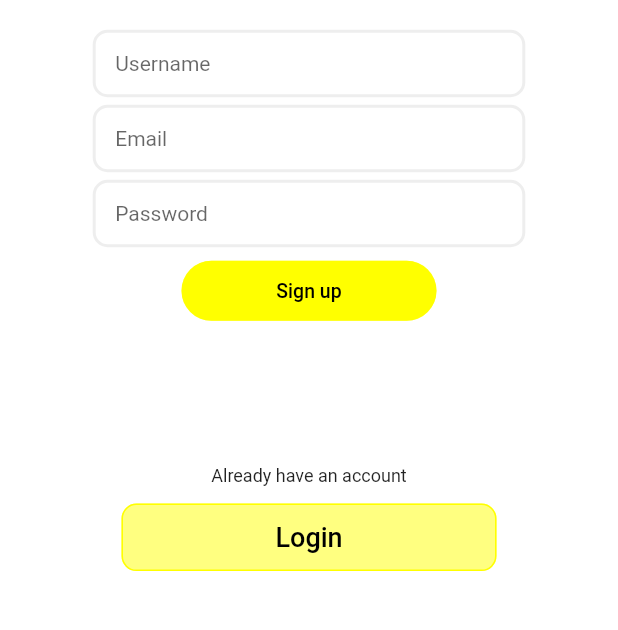
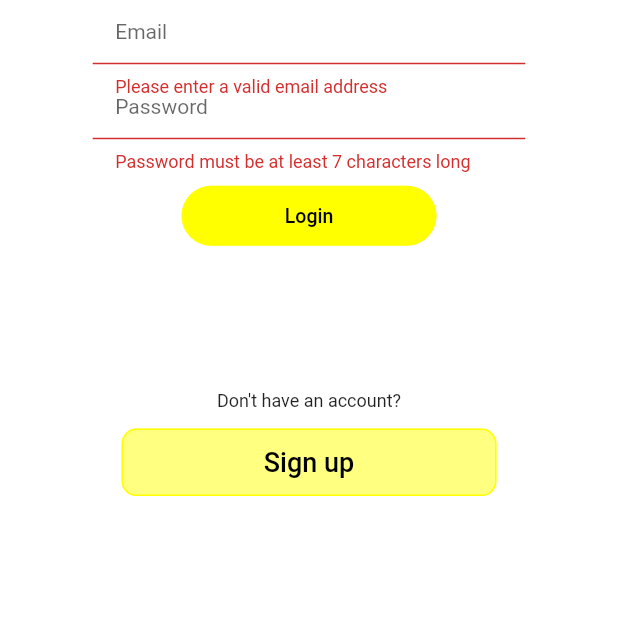
Before and after one commit to PrinceAFelix/Flutter-Chat-Application, a Flutter app: the screen it shows after launch, after a tap on "Login", on a phone screen of 412 x 824 dp, the part 522-1152 px from its top. Run offline on Flutter 3.47's test engine with Material 2 defaults, Android fonts, the phone set to English and light mode, and no system bars.

Commit message:
Finished Login Page - transition between Signup and Login is ok

```diff
--- a/lib/widgets/auth_form.dart
+++ b/lib/widgets/auth_form.dart
@@ -7,11 +7,10 @@ class AuthForm extends StatefulWidget {
 }
 
 class _AuthFormState extends State<AuthForm> {
-
+    var _isLogin = false;
 
   @override
   Widget build(BuildContext context) {
-
     final screenWidth = MediaQuery.of(context).size.width;
     final screenHeight = MediaQuery.of(context).size.height;
 
@@ -33,7 +32,12 @@ class _AuthFormState extends State<AuthForm> {
     }else if(screenHeight <= 926 && screenHeight >= 896 && screenWidth <= 428 && screenWidth >= 414){ //Max and Pro Max
       logoHW = 0.41;
       textfieldH = 60;
-      whiteSpace = 0.13;
+      if(!_isLogin){
+        whiteSpace = 0.19;
+      }else{
+        whiteSpace = 0.12;
+      }
+
       buttonH = 45.0;
       buttonW = 200.0;
     }
@@ -42,7 +46,6 @@ class _AuthFormState extends State<AuthForm> {
     final TextEditingController _userEmailController = TextEditingController();
     final TextEditingController _userPasswordController = TextEditingController();
     final TextEditingController _userNameController = TextEditingController();
-
 
 
     void _sbmtPress(){
@@ -88,11 +91,13 @@ class _AuthFormState extends State<AuthForm> {
                     child: Column(
                       mainAxisSize: MainAxisSize.min,
                       children: [
+                        if(_isLogin)
                         Container(
                           height: textfieldH,
                           child: Padding(
                             padding: const EdgeInsets.only(bottom: 5.0),
                             child: TextFormField(
+                              key: const ValueKey("username"),
                               validator: (value) {
                                 if(value!.isEmpty || value.length < 4) {
                                   return 'Please enter at least 4 characters';
@@ -121,6 +126,7 @@ class _AuthFormState extends State<AuthForm> {
                           child: Padding(
                             padding: const EdgeInsets.only(bottom: 5.0),
                             child: TextFormField(
+                              key: const ValueKey("email"),
                               validator: (value){
                                 if(value!.isEmpty|| !value.contains('@')){
                                   return 'Please enter a valid email address';
@@ -149,6 +155,7 @@ class _AuthFormState extends State<AuthForm> {
                           child: Padding(
                             padding: const EdgeInsets.only(bottom: 5.0),
                             child: TextFormField(
+                              key: const ValueKey("password"),
                               validator: (String? value) {
                                 if(value!.isEmpty || value.length < 7){
                                   return 'Password must be at least 7 characters long';
@@ -181,7 +188,7 @@ class _AuthFormState extends State<AuthForm> {
                               elevation: 0,
                               onPressed: _sbmtPress,
                               color: Color.fromRGBO(255, 255, 0, 100),
-                              child: Text("Sign up", style: TextStyle(color:  Colors.black, fontSize: 13),),
+                              child: Text(_isLogin ? "Sign up" : "Login", style: TextStyle(color:  Colors.black, fontSize: 13),),
                               shape: RoundedRectangleBorder(
                                 borderRadius: BorderRadius.circular(20),
                                 side: BorderSide(color: Color.fromRGBO(255, 255, 0, 0.5)),
@@ -190,7 +197,7 @@ class _AuthFormState extends State<AuthForm> {
                           ),
                         ),
                         SizedBox(height: MediaQuery.of(context).size.height * whiteSpace),
-                        Text("Already have an account", style: TextStyle(fontSize: 12),),
+                        Text(_isLogin ? "Already have an account?" : "Don't have an account?", style: TextStyle(fontSize: 12),),
                         SizedBox(height: 10,),
                         Padding(
                           padding: EdgeInsets.only(bottom: 10.0),
@@ -199,9 +206,13 @@ class _AuthFormState extends State<AuthForm> {
                             height: 45,
                             child: MaterialButton(
                               elevation: 0,
-                              onPressed: () {},
+                              onPressed: () {
+                                setState(() {
+                                  _isLogin = !_isLogin;
+                                });
+                              },
                               color: Color.fromRGBO(255, 255, 0, 0.5),
-                              child: Text("Login", style: TextStyle(color: Colors.black, fontSize: 18),),
+                              child: Text(_isLogin ? "Login" : "Sign up", style: TextStyle(color: Colors.black, fontSize: 18),),
                               shape: RoundedRectangleBorder(
                                 borderRadius: BorderRadius.circular(10.0),
                                 side: BorderSide(color: Color.fromRGBO(255, 255, 0, 100)),
```
Also changed, not shown: 10 other files.
